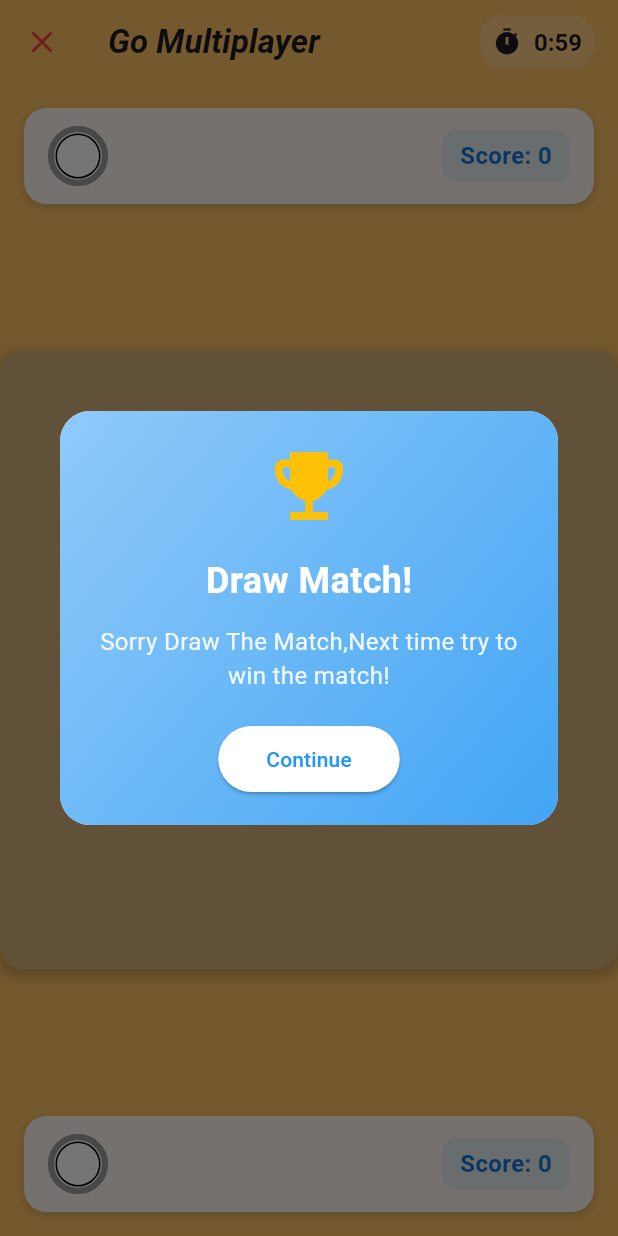
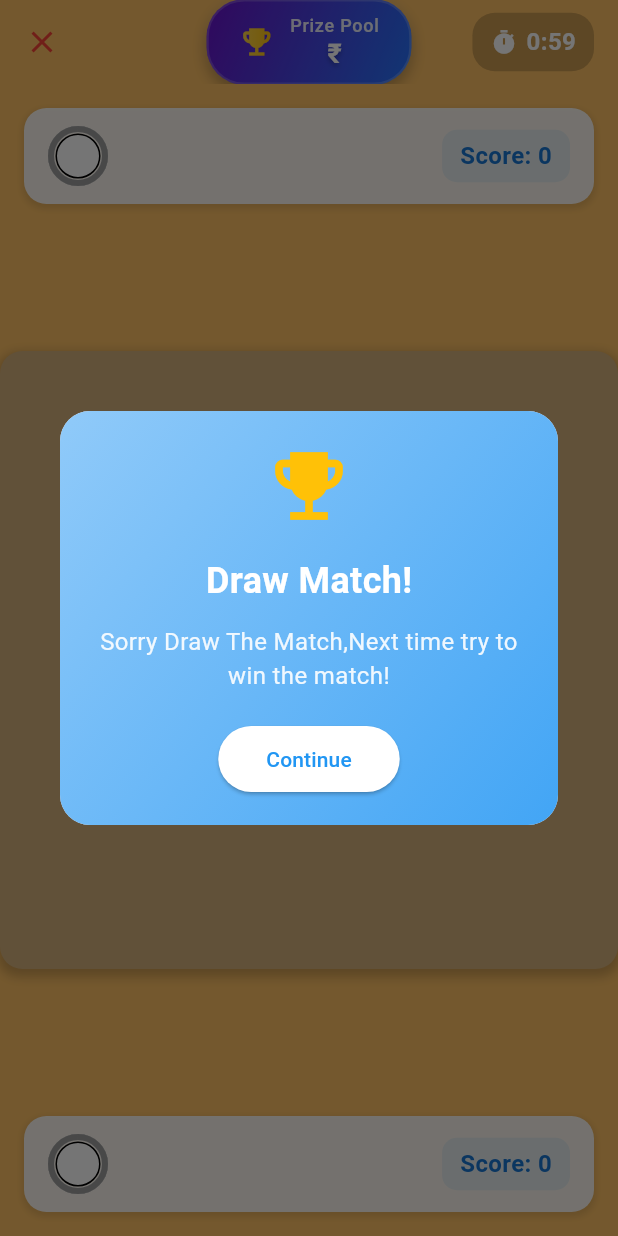
Before and after one commit to hisushanta/playgo, a Flutter app: the GoBoardMatch screen opened directly with empty values, on a phone screen of 412 x 824 dp. Run offline on Flutter 3.47's test engine with Material 3 defaults, Android fonts, the phone set to English and light mode, and no system bars; our stand-ins replace cloud_firestore, firebase_auth, firebase_core, firebase_storage, image_picker, permission_handler; missing offline and left inert: firebase_ui_auth; accounts and stored records are empty; statements that could not run were skipped.

Commit message:
Now added prize pool for user take when win the game

```diff
--- a/playgo/lib/pages/match_play.dart
+++ b/playgo/lib/pages/match_play.dart
@@ -20,7 +20,8 @@ class GoBoardMatch extends StatefulWidget {
   final String playerId;
   final int totalGameTime;
   final String entryPrice;
-  const GoBoardMatch({Key? key, required this.size, required this.gameId, required this.playerId , required this.totalGameTime,required this.entryPrice}) : super(key: key);
+  final String prizePool;
+  const GoBoardMatch({Key? key, required this.size, required this.gameId, required this.playerId , required this.totalGameTime,required this.entryPrice,required this.prizePool}) : super(key: key);
 
   @override
   State<GoBoardMatch> createState() => _GoMultiplayerBoardState();
@@ -891,35 +892,113 @@ class _GoMultiplayerBoardState extends State<GoBoardMatch> {
       appBar: AppBar(
         backgroundColor: const Color.fromARGB(255, 253, 192, 100),
         leading: IconButton(
-          icon: Icon(Icons.close, color: Colors.red), // X icon
+          icon: Icon(Icons.close, color: Colors.red,), // X icon
           onPressed: _handleGameCancel,
         ),
-        title: Row(
-          mainAxisAlignment: MainAxisAlignment.spaceBetween,
-          children: [
-            Text(
-              'Go Multiplayer',
-              style: TextStyle(fontWeight: FontWeight.bold, fontStyle: FontStyle.italic),
+        centerTitle: true,
+        title: Container(
+          padding: EdgeInsets.symmetric(horizontal: 20, vertical: 8),
+          decoration: BoxDecoration(
+            gradient: LinearGradient(
+              colors: [
+                Color(0xFF6A11CB), // Rich purple
+                Color(0xFF2575FC), // Bright blue
+              ],
+              begin: Alignment.topLeft,
+              end: Alignment.bottomRight,
             ),
-            Container(
-              padding: EdgeInsets.all(8),
-              decoration: BoxDecoration(
-                color: Colors.white.withOpacity(0.2),
-                borderRadius: BorderRadius.circular(15),
+            borderRadius: BorderRadius.circular(25),
+            boxShadow: [
+              BoxShadow(
+                color: Colors.black.withOpacity(0.3),
+                blurRadius: 8,
+                offset: Offset(0, 4),
               ),
-              child: Row(
+              BoxShadow(
+                color: Colors.white.withOpacity(0.1),
+                blurRadius: 4,
+                offset: Offset(0, -1),
+              ),
+            ],
+            border: Border.all(
+              color: Colors.white.withOpacity(0.2),
+              width: 1.5,
+            ),
+          ),
+          child: Row(
+            mainAxisSize: MainAxisSize.min,
+            children: [
+              ShaderMask(
+                shaderCallback: (Rect bounds) {
+                  return LinearGradient(
+                    colors: [Colors.amber[300]!, Colors.amber[500]!],
+                  ).createShader(bounds);
+                },
+                child: Icon(
+                  Icons.emoji_events,
+                  color: Colors.white,
+                  size: 24,
+                ),
+              ),
+              SizedBox(width: 10),
+              Column(
+                mainAxisSize: MainAxisSize.min,
                 children: [
-                  Icon(Icons.timer, size: 20),
-                  SizedBox(width: 8),
                   Text(
-                    '${gameTimeLeft ~/ 60}:${(gameTimeLeft % 60).toString().padLeft(2, '0')}',
-                    style: TextStyle(fontSize: 16, fontWeight: FontWeight.bold),
+                    'Prize Pool',
+                    style: TextStyle(
+                      color: Colors.white.withOpacity(0.9),
+                      fontSize: 12,
+                      fontWeight: FontWeight.w500,
+                      letterSpacing: 0.5,
+                    ),
+                  ),
+                  Text(
+                    '₹${widget.prizePool}',
+                    style: TextStyle(
+                      color: Colors.white,
+                      fontSize: 18,
+                      fontWeight: FontWeight.bold,
+                      letterSpacing: 0.5,
+                      shadows: [
+                        Shadow(
+                          color: Colors.black.withOpacity(0.3),
+                          offset: Offset(0, 2),
+                          blurRadius: 4,
+                        ),
+                      ],
+                    ),
                   ),
                 ],
               ),
+            ],
+          ),
+        ),
+        actions: [
+          Container(
+            margin: EdgeInsets.only(right: 16),
+            padding: EdgeInsets.symmetric(horizontal: 12, vertical: 8),
+            decoration: BoxDecoration(
+              color: Colors.black.withOpacity(0.2),
+              borderRadius: BorderRadius.circular(15),
             ),
-          ],
-        ),
+            child: Row(
+              children: [
+                Icon(Icons.timer, size: 18, color: Colors.white),
+                SizedBox(width: 6),
+                Text(
+                  '${gameTimeLeft ~/ 60}:${(gameTimeLeft % 60).toString().padLeft(2, '0')}',
+                  style: TextStyle(
+                    fontSize: 16,
+                    fontWeight: FontWeight.bold,
+                    color: Colors.white,
+                  ),
+                ),
+              ],
+            ),
+          ),
+        ],
+
       ),
       body: LayoutBuilder(
         builder: (BuildContext context, BoxConstraints constraints) {
--- a/playgo/lib/pages/tournament_page.dart
+++ b/playgo/lib/pages/tournament_page.dart
@@ -344,6 +344,7 @@ class GameTournamentPage extends State<TournamentPage> {
                                   // Join Now Button
                                   ElevatedButton(
                                     onPressed: () {
+                                    if(double.parse(info!.userProfile[userId]!["fund"]) >= double.parse(entryPrice) ){
                                       Navigator.pop(context); // Close the current dialog
                                       info!.updateGameStatus("Active",userId,entryPrice);
                                       showModalBottomSheet(
@@ -353,10 +354,16 @@ class GameTournamentPage extends State<TournamentPage> {
                                         borderRadius: BorderRadius.vertical(top: Radius.circular(25)),
                                       ),
                                       builder: (context) {
-                                      return CountdownBottomDialog( time: int.parse(time), entryPrice: entryPrice,);
+                                        return CountdownBottomDialog( time: int.parse(time), entryPrice: entryPrice,prizePool: prizePools,);
                                       },
                                     );
                                       // Handle payment confirmation logic here
+                                    } else{
+                                      Navigator.pop(context);
+                                       ScaffoldMessenger.of(context).showSnackBar(
+                                          SnackBar(content: Text('Infusiant Balance, Please Add Money And Then Play Game💵',style: TextStyle(color: Colors.white,fontWeight:FontWeight.bold,fontStyle: FontStyle.italic)),duration: Duration(seconds: 3),backgroundColor: Colors.redAccent,),
+                                        );
+                                    }
                                     },
                                     style: ElevatedButton.styleFrom(
                                       padding: EdgeInsets.symmetric(vertical: 12, horizontal: 50),
@@ -412,11 +419,12 @@ class GameTournamentPage extends State<TournamentPage> {
 class CountdownBottomDialog extends StatefulWidget {
   final int time;
   final String entryPrice;
-
+  final String prizePool;
   const CountdownBottomDialog({
     Key? key,
     required this.time,
     required this.entryPrice,
+    required this.prizePool,
   }) : super(key: key);
 
   @override
@@ -574,6 +582,7 @@ class _CountdownBottomDialogState extends State<CountdownBottomDialog> with Sing
           playerId: userId,
           totalGameTime: widget.time,
           entryPrice: widget.entryPrice,
+          prizePool: widget.prizePool,
         ),
       ),
     );
```
Lines whose indentation alone changed are shown as unchanged.
